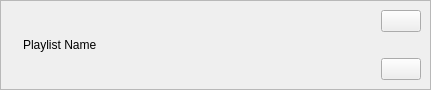
Old version of the form ui/PlaylistItem.ui in the repository nichilum/nimamp.
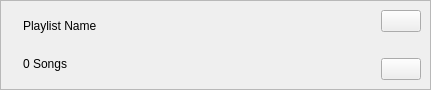
New version of the form. Icons and pictures are not drawn.

Commit message: display song amount

The edit to the form file:
```diff
--- a/ui/PlaylistItem.ui
+++ b/ui/PlaylistItem.ui
@@ -43,11 +43,25 @@
        </widget>
       </item>
       <item>
+       <layout class="QVBoxLayout" name="verticalLayout_3">
+        <property name="rightMargin">
+         <number>0</number>
+        </property>
+        <item>
        <widget class="QLabel" name="playlistItemNameLabel">
         <property name="text">
          <string>Playlist Name</string>
         </property>
        </widget>
+        </item>
+        <item>
+         <widget class="QLabel" name="playlistItemAmountLabel">
+          <property name="text">
+           <string>0 Songs</string>
+          </property>
+         </widget>
+        </item>
+       </layout>
       </item>
       <item>
        <spacer name="horizontalSpacer">
```
Lines whose indentation alone changed are shown as unchanged. The commit also changes 2 other files.
